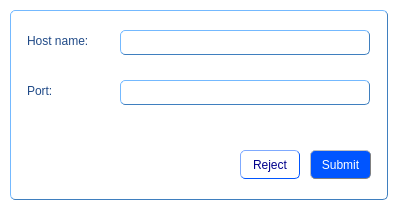
Rork96/QtProjects, file JobAccounting/JobAccounting/src/connectiondialog.ui: the form before one commit.
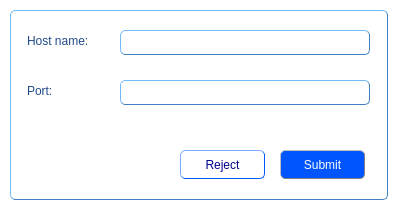
The form after the commit.

The edit to the form file:
```diff
--- a/JobAccounting/JobAccounting/src/connectiondialog.ui
+++ b/JobAccounting/JobAccounting/src/connectiondialog.ui
@@ -60,15 +60,15 @@
    <widget class="QToolButton" name="submitButton">
     <property name="geometry">
      <rect>
-      <x>300</x>
+      <x>270</x>
       <y>140</y>
-      <width>61</width>
+      <width>85</width>
       <height>29</height>
      </rect>
     </property>
     <property name="minimumSize">
      <size>
-      <width>60</width>
+      <width>85</width>
       <height>0</height>
      </size>
     </property>
@@ -104,15 +104,15 @@
    <widget class="QToolButton" name="rejectButton">
     <property name="geometry">
      <rect>
-      <x>230</x>
+      <x>170</x>
       <y>140</y>
-      <width>60</width>
+      <width>85</width>
       <height>29</height>
      </rect>
     </property>
     <property name="minimumSize">
      <size>
-      <width>60</width>
+      <width>85</width>
       <height>0</height>
      </size>
     </property>
```
